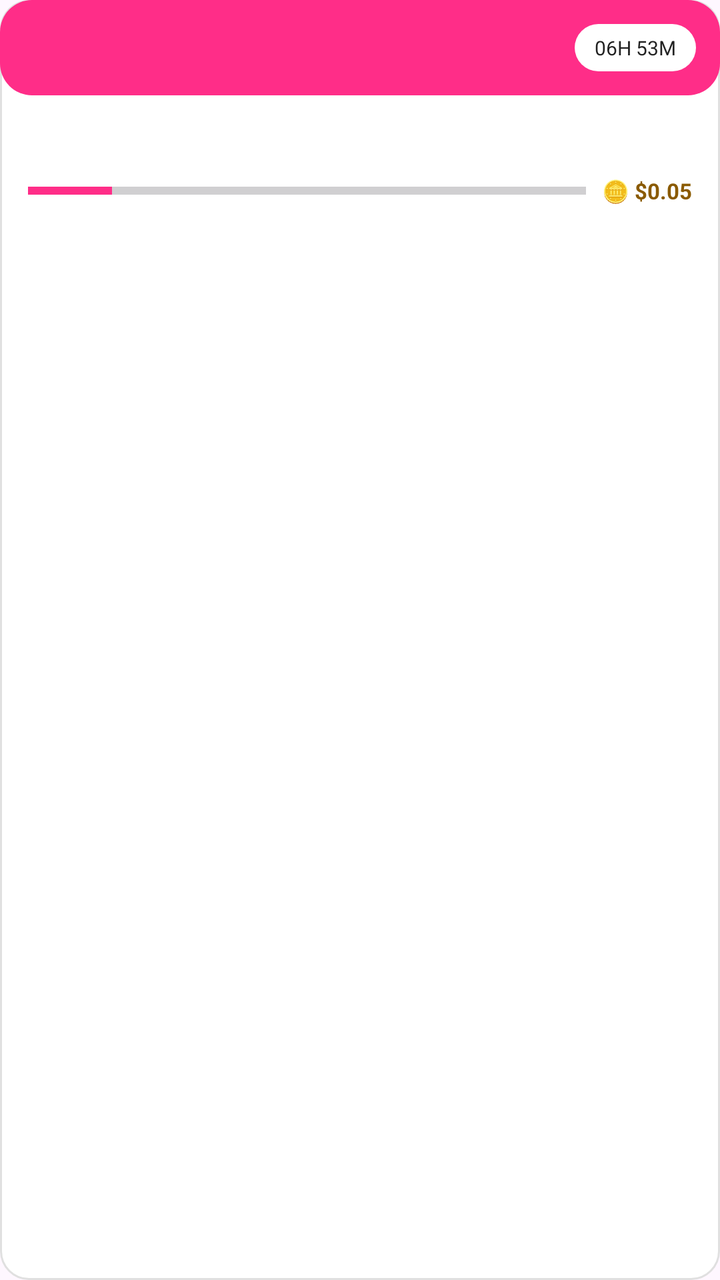
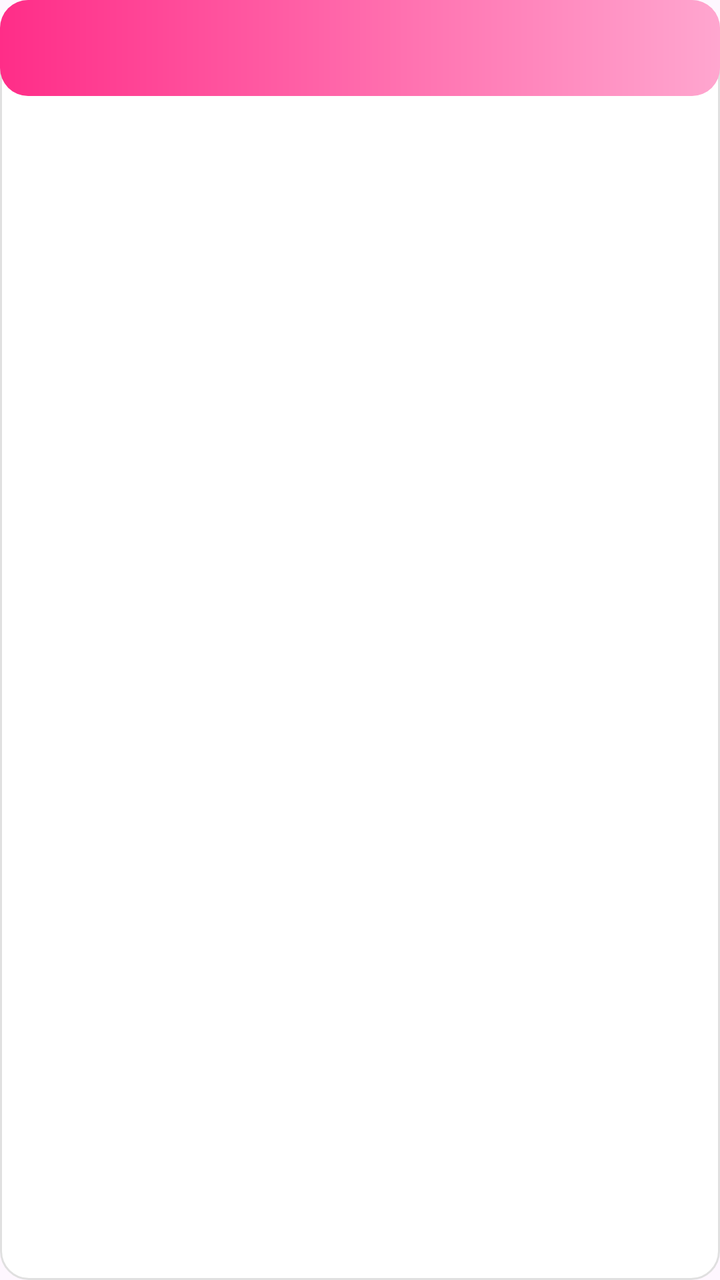

The first picture is an Android layout as it rendered before a commit; the second is the same layout after the commit. The layout source and the unified diff follow.
<!-- AndroidManifest.xml: application theme Theme.Lovanta -->
<!-- res/layout/item_task_progress_card.xml -->
<?xml version="1.0" encoding="utf-8"?>
<LinearLayout xmlns:android="http://schemas.android.com/apk/res/android"
    android:layout_width="match_parent"
    android:layout_height="wrap_content"
    android:layout_marginBottom="14dp"
    android:background="@drawable/bg_task_card"
    android:orientation="vertical">

    <LinearLayout
        android:id="@+id/progressHeader"
        android:layout_width="match_parent"
        android:layout_height="wrap_content"
        android:background="@drawable/bg_pill_active"
        android:gravity="center_vertical"
        android:padding="12dp">
        <TextView
            android:id="@+id/tvProgressTitle"
            android:layout_width="0dp"
            android:layout_height="wrap_content"
            android:layout_weight="1"
            android:textColor="@color/white"
            android:textSize="13sp"
            android:textStyle="bold" />
        <TextView
            android:layout_width="wrap_content"
            android:layout_height="wrap_content"
            android:background="@drawable/bg_task_timer"
            android:paddingStart="10dp"
            android:paddingTop="5dp"
            android:paddingEnd="10dp"
            android:paddingBottom="5dp"
            android:text="06H 53M"
            android:textColor="@color/lovanta_dark"
            android:textSize="10sp" />
    </LinearLayout>

    <TextView
        android:id="@+id/tvProgressDescription"
        android:layout_width="match_parent"
        android:layout_height="wrap_content"
        android:paddingStart="14dp"
        android:paddingTop="12dp"
        android:paddingEnd="14dp"
        android:textColor="@color/lovanta_dark"
        android:textSize="12sp" />

    <LinearLayout
        android:layout_width="match_parent"
        android:layout_height="wrap_content"
        android:gravity="center_vertical"
        android:paddingStart="14dp"
        android:paddingTop="12dp"
        android:paddingEnd="14dp"
        android:paddingBottom="14dp">
        <ProgressBar
            android:id="@+id/progressTask"
            style="?android:attr/progressBarStyleHorizontal"
            android:layout_width="0dp"
            android:layout_height="8dp"
            android:layout_weight="1"
            android:max="100"
            android:progress="15"
            android:progressTint="@color/lovanta_pink" />
        <TextView
            android:id="@+id/tvProgressReward"
            android:layout_width="wrap_content"
            android:layout_height="wrap_content"
            android:layout_marginStart="8dp"
            android:text="🪙 $0.05"
            android:textColor="@color/lovanta_yellow_dark"
            android:textSize="11sp"
            android:textStyle="bold" />
    </LinearLayout>
</LinearLayout>
<!-- resources referenced by this layout -->
<resources>
  <color name="lovanta_dark">#222222</color>
  <color name="lovanta_pink">#FF2D88</color>
  <color name="lovanta_yellow_dark">#8A5A00</color>
  <color name="white">#FFFFFFFF</color>
  <!-- drawable bg_pill_active (drawable) -->
  <?xml version="1.0" encoding="utf-8"?>
  <shape xmlns:android="http://schemas.android.com/apk/res/android"
      android:shape="rectangle">
      <solid android:color="@color/lovanta_pink" />
      <corners android:radius="16dp" />
  </shape>
  <!-- drawable bg_task_card (drawable) -->
  <?xml version="1.0" encoding="utf-8"?>
  <shape xmlns:android="http://schemas.android.com/apk/res/android"
      android:shape="rectangle">
      <solid android:color="@color/lovanta_surface" />
      <stroke android:width="1dp" android:color="@color/lovanta_border" />
      <corners android:radius="14dp" />
  </shape>
  <!-- drawable bg_task_timer (drawable) -->
  <?xml version="1.0" encoding="utf-8"?>
  <shape xmlns:android="http://schemas.android.com/apk/res/android"
      android:shape="rectangle">
      <solid android:color="@color/white" />
      <corners android:radius="16dp" />
  </shape>
  <style name="Theme.Lovanta" parent="Base.Theme.Lovanta" />
  <color name="lovanta_surface">#FFFFFF</color>
  <color name="lovanta_border">#E0E0E0</color>
  <style name="Base.Theme.Lovanta" parent="Theme.Material3.DayNight.NoActionBar">
          
          
      </style>
</resources>

<!-- the commit's change to res/layout/item_task_progress_card.xml (unified diff, before → after) -->
@@ -2,37 +2,21 @@
 <LinearLayout xmlns:android="http://schemas.android.com/apk/res/android"
     android:layout_width="match_parent"
     android:layout_height="wrap_content"
-    android:layout_marginBottom="14dp"
+    android:layout_marginBottom="12dp"
     android:background="@drawable/bg_task_card"
     android:orientation="vertical">
 
-    <LinearLayout
-        android:id="@+id/progressHeader"
+    <TextView
+        android:id="@+id/tvProgressTitle"
         android:layout_width="match_parent"
-        android:layout_height="wrap_content"
-        android:background="@drawable/bg_pill_active"
+        android:layout_height="48dp"
+        android:background="@drawable/bg_task_banner_pink"
         android:gravity="center_vertical"
-        android:padding="12dp">
-        <TextView
-            android:id="@+id/tvProgressTitle"
-            android:layout_width="0dp"
-            android:layout_height="wrap_content"
-            android:layout_weight="1"
-            android:textColor="@color/white"
-            android:textSize="13sp"
-            android:textStyle="bold" />
-        <TextView
-            android:layout_width="wrap_content"
-            android:layout_height="wrap_content"
-            android:background="@drawable/bg_task_timer"
-            android:paddingStart="10dp"
-            android:paddingTop="5dp"
-            android:paddingEnd="10dp"
-            android:paddingBottom="5dp"
-            android:text="06H 53M"
-            android:textColor="@color/lovanta_dark"
-            android:textSize="10sp" />
-    </LinearLayout>
+        android:paddingStart="14dp"
+        android:paddingEnd="14dp"
+        android:textColor="@color/white"
+        android:textSize="14sp"
+        android:textStyle="bold" />
 
     <TextView
         android:id="@+id/tvProgressDescription"
@@ -41,34 +25,18 @@
         android:paddingStart="14dp"
         android:paddingTop="12dp"
         android:paddingEnd="14dp"
+        android:paddingBottom="6dp"
         android:textColor="@color/lovanta_dark"
         android:textSize="12sp" />
 
-    <LinearLayout
+    <TextView
+        android:id="@+id/tvProgressStatus"
         android:layout_width="match_parent"
         android:layout_height="wrap_content"
-        android:gravity="center_vertical"
         android:paddingStart="14dp"
-        android:paddingTop="12dp"
+        android:paddingTop="4dp"
         android:paddingEnd="14dp"
-        android:paddingBottom="14dp">
-        <ProgressBar
-            android:id="@+id/progressTask"
-            style="?android:attr/progressBarStyleHorizontal"
-            android:layout_width="0dp"
-            android:layout_height="8dp"
-            android:layout_weight="1"
-            android:max="100"
-            android:progress="15"
-            android:progressTint="@color/lovanta_pink" />
-        <TextView
-            android:id="@+id/tvProgressReward"
-            android:layout_width="wrap_content"
-            android:layout_height="wrap_content"
-            android:layout_marginStart="8dp"
-            android:text="🪙 $0.05"
-            android:textColor="@color/lovanta_yellow_dark"
-            android:textSize="11sp"
-            android:textStyle="bold" />
-    </LinearLayout>
+        android:paddingBottom="14dp"
+        android:textColor="@color/lovanta_gray"
+        android:textSize="11sp" />
 </LinearLayout>
<!-- resource entries referenced after the edit -->
@@ -1,15 +1,18 @@
 <!-- resources referenced by this layout -->
 <resources>
   <color name="lovanta_dark">#222222</color>
+  <color name="lovanta_gray">#757575</color>
   <color name="lovanta_pink">#FF2D88</color>
-  <color name="lovanta_yellow_dark">#8A5A00</color>
   <color name="white">#FFFFFFFF</color>
-  <!-- drawable bg_pill_active (drawable) -->
+  <!-- drawable bg_task_banner_pink (drawable) -->
   <?xml version="1.0" encoding="utf-8"?>
   <shape xmlns:android="http://schemas.android.com/apk/res/android"
       android:shape="rectangle">
-      <solid android:color="@color/lovanta_pink" />
-      <corners android:radius="16dp" />
+      <gradient
+          android:angle="0"
+          android:startColor="@color/lovanta_pink"
+          android:endColor="#FFA6CF" />
+      <corners android:radius="14dp" />
   </shape>
   <!-- drawable bg_task_card (drawable) -->
   <?xml version="1.0" encoding="utf-8"?>
@@ -18,13 +21,6 @@
       <solid android:color="@color/lovanta_surface" />
       <stroke android:width="1dp" android:color="@color/lovanta_border" />
       <corners android:radius="14dp" />
-  </shape>
-  <!-- drawable bg_task_timer (drawable) -->
-  <?xml version="1.0" encoding="utf-8"?>
-  <shape xmlns:android="http://schemas.android.com/apk/res/android"
-      android:shape="rectangle">
-      <solid android:color="@color/white" />
-      <corners android:radius="16dp" />
   </shape>
   <style name="Theme.Lovanta" parent="Base.Theme.Lovanta" />
   <color name="lovanta_surface">#FFFFFF</color>
